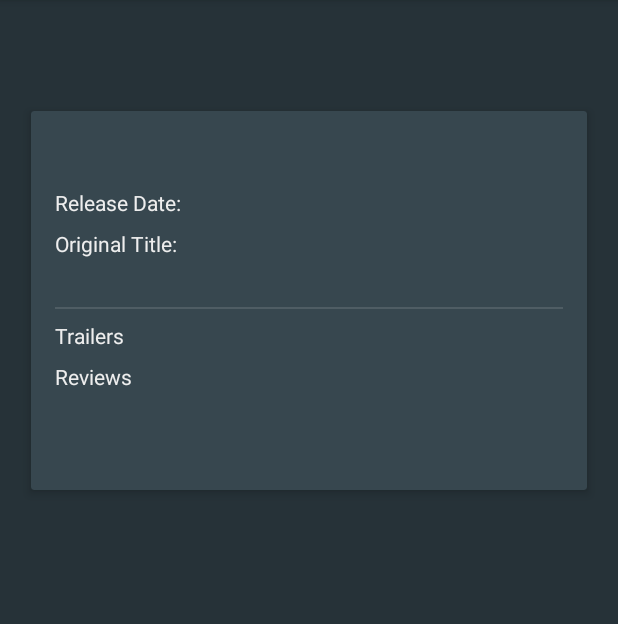
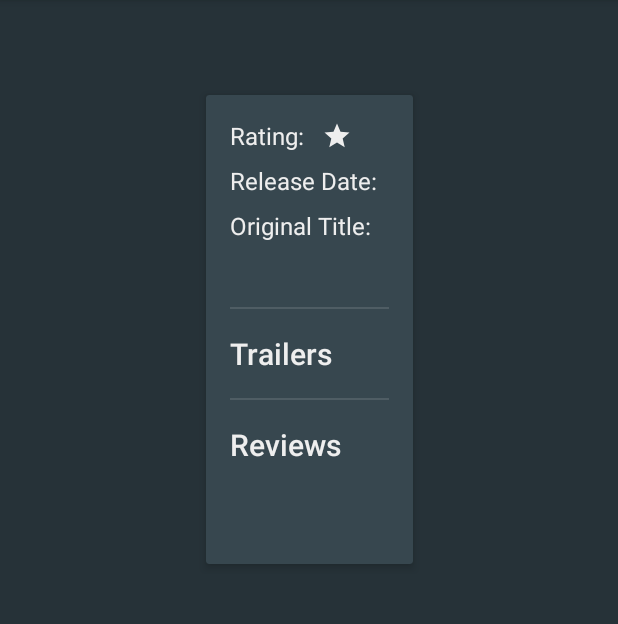
Before and after one commit to guino000/filmesfamosos, an Android app: the MovieDetailActivity screen opened directly, with no data from a screen before it, on a phone screen of 412 x 824 dp, the part 84-708 px from its top. Run offline under Robolectric (Android 15) with nearby library versions, the phone set to English and light mode, and no system bars; our stand-ins replace Picasso; network calls fail; pictures from the network do not load.

Commit message:
Minor changes to UI

```diff
--- a/app/src/main/java/com/example/android/filmesfamosos/MainActivity.java
+++ b/app/src/main/java/com/example/android/filmesfamosos/MainActivity.java
@@ -3,6 +3,7 @@ package com.example.android.filmesfamosos;
 import android.content.Context;
 import android.content.Intent;
 import android.content.res.Configuration;
+import android.support.v4.content.Loader;
 import android.support.v4.widget.SwipeRefreshLayout;
 import android.support.v7.app.AppCompatActivity;
 import android.os.Bundle;
@@ -134,7 +135,7 @@ public class MainActivity extends AppCompatActivity implements MovieAdapter.Movi
     }
 
     @Override
-    public void processFinish(List<Movie> moviePage) {
+    public void processFinish(List<Movie> moviePage, Loader callerLoader) {
         setLoadingBarVisibility(false);
         if(!moviePage.isEmpty()){
             setErrorMessageVisibility(false);
--- a/app/src/main/java/com/example/android/filmesfamosos/interfaces/AsyncTaskDelegate.java
+++ b/app/src/main/java/com/example/android/filmesfamosos/interfaces/AsyncTaskDelegate.java
@@ -1,4 +1,7 @@
 package com.example.android.filmesfamosos.interfaces;
+
+import android.support.v4.content.Loader;
+import android.support.v7.widget.RecyclerView;
 
 /***************************************************************************************
  *    Title: AsyncTaskDelegate.java
@@ -9,5 +12,5 @@ package com.example.android.filmesfamosos.interfaces;
  ***************************************************************************************/
 
 public interface AsyncTaskDelegate<T> {
-    void processFinish(T output);
+    void processFinish(T output, Loader callerLoader);
 }
--- a/app/src/main/java/com/example/android/filmesfamosos/network/MovieService.java
+++ b/app/src/main/java/com/example/android/filmesfamosos/network/MovieService.java
@@ -115,7 +115,7 @@ public class MovieService implements LoaderManager.LoaderCallbacks<List<Movie>>{
     @Override
     public void onLoadFinished(@NonNull Loader<List<Movie>> loader, List<Movie> data) {
 //        Delegate data handling to the activity
-        delegate.processFinish(data);
+        delegate.processFinish(data, loader);
     }
 
     @Override
--- a/app/src/main/java/com/example/android/filmesfamosos/network/ReviewService.java
+++ b/app/src/main/java/com/example/android/filmesfamosos/network/ReviewService.java
@@ -106,7 +106,7 @@ public class ReviewService implements LoaderManager.LoaderCallbacks<List<Review>
 
     @Override
     public void onLoadFinished(@NonNull Loader<List<Review>> loader, List<Review> data) {
-        mReviewDelegate.processFinish(data);
+        mReviewDelegate.processFinish(data, loader);
     }
 
     @Override
--- a/app/src/main/java/com/example/android/filmesfamosos/network/TrailerService.java
+++ b/app/src/main/java/com/example/android/filmesfamosos/network/TrailerService.java
@@ -116,7 +116,7 @@ public class TrailerService implements LoaderManager.LoaderCallbacks<List<Traile
     @Override
     public void onLoadFinished(@NonNull Loader<List<Trailer>> loader, List<Trailer> data) {
 //        Delegate the data handling to the activity
-        delegate.processFinish(data);
+        delegate.processFinish(data, loader);
     }
 
     @Override
--- a/app/src/main/res/layout/activity_movie_detail.xml
+++ b/app/src/main/res/layout/activity_movie_detail.xml
@@ -30,23 +30,24 @@
             android:layout_width="wrap_content"
             android:layout_height="wrap_content"
             android:layout_marginTop="8dp"
-            android:textAppearance="@style/TextAppearance.AppCompat.Title"
+            android:textAppearance="@style/TextAppearance.AppCompat.Headline"
             app:layout_constraintEnd_toStartOf="@+id/iv_moviepicture"
             app:layout_constraintStart_toEndOf="@+id/iv_moviepicture"
             app:layout_constraintTop_toBottomOf="@+id/iv_moviepicture"
             tools:text="@string/dummy_movie_title" />
 
         <android.support.v7.widget.CardView
-            android:layout_width="0dp"
+            android:id="@+id/cv_movie_info"
+            android:layout_width="wrap_content"
             android:layout_height="wrap_content"
-            android:layout_margin="@dimen/parent_padding"
+            android:layout_marginEnd="8dp"
+            android:layout_marginStart="8dp"
             app:cardBackgroundColor="@color/cardViewBackColor"
             app:cardElevation="4dp"
             app:cardUseCompatPadding="true"
             app:contentPadding="@dimen/parent_padding"
             app:layout_constraintBottom_toBottomOf="parent"
             app:layout_constraintEnd_toEndOf="parent"
-            app:layout_constraintHorizontal_bias="0.0"
             app:layout_constraintStart_toStartOf="parent"
             app:layout_constraintTop_toBottomOf="@+id/tv_movietitle"
             app:layout_constraintVertical_bias="0.0">
@@ -60,7 +61,7 @@
                     android:id="@+id/img_star"
                     android:layout_width="20dp"
                     android:layout_height="20dp"
-                    android:layout_marginStart="8dp"
+                    android:layout_marginStart="4dp"
                     android:contentDescription="@string/content_description_star_drawable"
                     android:src="@drawable/ic_star_black_24dp"
                     android:tint="@color/white"
@@ -72,9 +73,10 @@
                     android:id="@+id/tv_movierating"
                     android:layout_width="wrap_content"
                     android:layout_height="wrap_content"
-                    android:textAppearance="@style/TextAppearance.AppCompat.Title"
-                    app:layout_constraintStart_toStartOf="parent"
-                    app:layout_constraintTop_toTopOf="parent"
+                    android:layout_marginStart="8dp"
+                    android:textAppearance="@style/TextAppearance.AppCompat.Subhead"
+                    app:layout_constraintBaseline_toBaselineOf="@+id/tv_rating_label"
+                    app:layout_constraintStart_toEndOf="@+id/tv_rating_label"
                     tools:text="@string/dummy_movie_stars" />
 
                 <TextView
@@ -83,9 +85,9 @@
                     android:layout_height="wrap_content"
                     android:layout_marginTop="8dp"
                     android:text="@string/movie_release_date_label"
-                    android:textAppearance="@style/TextAppearance.AppCompat.Body1"
-                    app:layout_constraintStart_toStartOf="@+id/tv_movierating"
-                    app:layout_constraintTop_toBottomOf="@+id/tv_movierating" />
+                    android:textAppearance="@style/TextAppearance.AppCompat.Subhead"
+                    app:layout_constraintStart_toStartOf="@+id/tv_rating_label"
+                    app:layout_constraintTop_toBottomOf="@+id/tv_rating_label" />
 
                 <TextView
                     android:id="@+id/tv_movie_releasedate"
@@ -103,7 +105,7 @@
                     android:layout_height="wrap_content"
                     android:layout_marginTop="8dp"
                     android:text="@string/movie_original_title_label"
-                    android:textAppearance="@style/TextAppearance.AppCompat.Body1"
+                    android:textAppearance="@style/TextAppearance.AppCompat.Subhead"
                     app:layout_constraintStart_toStartOf="@+id/tv_release_date_label"
                     app:layout_constraintTop_toBottomOf="@+id/tv_release_date_label" />
 
@@ -122,7 +124,7 @@
                     android:layout_width="match_parent"
                     android:layout_height="wrap_content"
                     android:layout_marginTop="8dp"
-                    android:textAppearance="@style/TextAppearance.AppCompat.Caption"
+                    android:textAppearance="@style/TextAppearance.AppCompat.Body1"
                     app:layout_constraintStart_toStartOf="parent"
                     app:layout_constraintTop_toBottomOf="@+id/tv_original_title_label"
                     tools:text="@string/dummy_movie_description" />
@@ -131,9 +133,9 @@
                     android:id="@+id/tv_trailers_label"
                     android:layout_width="wrap_content"
                     android:layout_height="wrap_content"
-                    android:layout_marginTop="8dp"
+                    android:layout_marginTop="16dp"
                     android:text="@string/movie_trailers_label"
-                    android:textAppearance="@style/TextAppearance.AppCompat.Body1"
+                    android:textAppearance="@style/TextAppearance.AppCompat.Title"
                     app:layout_constraintStart_toStartOf="@+id/tv_moviesdescription"
                     app:layout_constraintTop_toBottomOf="@+id/divider" />
 
@@ -141,7 +143,7 @@
                     android:id="@+id/divider"
                     android:layout_width="0dp"
                     android:layout_height="1dp"
-                    android:layout_marginTop="8dp"
+                    android:layout_marginTop="16dp"
                     android:background="?android:attr/listDivider"
                     android:visibility="visible"
                     app:layout_constraintEnd_toEndOf="parent"
@@ -149,7 +151,7 @@
                     app:layout_constraintStart_toStartOf="parent"
                     app:layout_constraintTop_toBottomOf="@+id/tv_moviesdescription" />
 
-                <ScrollView
+                <LinearLayout
                     android:id="@+id/trailers_scroll_view"
                     android:layout_width="0dp"
                     android:layout_height="wrap_content"
@@ -159,9 +161,9 @@
 
                     <android.support.v7.widget.RecyclerView
                         android:id="@+id/rv_trailers"
-                        android:layout_width="match_parent"
+                        android:layout_width="wrap_content"
                         android:layout_height="wrap_content" />
-                </ScrollView>
+                </LinearLayout>
 
                 <ProgressBar
                     android:id="@+id/pb_trailer_loading"
@@ -193,13 +195,24 @@
                     android:id="@+id/tv_reviews_label"
                     android:layout_width="wrap_content"
                     android:layout_height="wrap_content"
-                    android:layout_marginTop="8dp"
+                    android:layout_marginTop="16dp"
                     android:text="@string/movie_reviews_label"
-                    android:textAppearance="@style/TextAppearance.AppCompat.Body1"
+                    android:textAppearance="@style/TextAppearance.AppCompat.Title"
                     app:layout_constraintStart_toStartOf="@+id/trailers_scroll_view"
+                    app:layout_constraintTop_toBottomOf="@+id/divider2" />
+
+                <View
+                    android:id="@+id/divider2"
+                    android:layout_width="0dp"
+                    android:layout_height="1dp"
+                    android:layout_marginTop="16dp"
+                    android:background="?android:attr/listDivider"
+                    app:layout_constraintEnd_toEndOf="parent"
+                    app:layout_constraintHorizontal_bias="0.0"
+                    app:layout_constraintStart_toStartOf="parent"
                     app:layout_constraintTop_toBottomOf="@+id/trailers_scroll_view" />
 
-                <ScrollView
+                <LinearLayout
                     android:id="@+id/reviews_scroll_view"
                     android:layout_width="0dp"
                     android:layout_height="wrap_content"
@@ -209,9 +222,9 @@
 
                     <android.support.v7.widget.RecyclerView
                         android:id="@+id/rv_reviews"
-                        android:layout_width="match_parent"
+                        android:layout_width="wrap_content"
                         android:layout_height="wrap_content" />
-                </ScrollView>
+                </LinearLayout>
 
                 <ProgressBar
                     android:id="@+id/pb_reviews_loading"
@@ -230,7 +243,7 @@
                     android:layout_width="wrap_content"
                     android:layout_height="wrap_content"
                     android:layout_gravity="center"
-                    android:text="@string/trailer_error_msg"
+                    android:text="@string/reviews_error_msg"
                     android:textAppearance="@style/TextAppearance.AppCompat.Caption"
                     android:visibility="invisible"
                     app:layout_constraintBottom_toBottomOf="parent"
@@ -238,6 +251,15 @@
                     app:layout_constraintHorizontal_bias="0.487"
                     app:layout_constraintStart_toStartOf="@+id/reviews_scroll_view"
                     app:layout_constraintTop_toTopOf="@+id/reviews_scroll_view" />
+
+                <TextView
+                    android:id="@+id/tv_rating_label"
+                    android:layout_width="wrap_content"
+                    android:layout_height="wrap_content"
+                    android:text="@string/movie_rating_label"
+                    android:textAppearance="@style/TextAppearance.AppCompat.Subhead"
+                    app:layout_constraintStart_toStartOf="parent"
+                    app:layout_constraintTop_toTopOf="parent" />
             </android.support.constraint.ConstraintLayout>
         </android.support.v7.widget.CardView>
     </android.support.constraint.ConstraintLayout>
--- a/app/src/main/res/values/dimens.xml
+++ b/app/src/main/res/values/dimens.xml
@@ -4,7 +4,7 @@
     <dimen name="trailer_recycler_view_max_height">224dp</dimen>
 
     <!--Dimensions for trailer miniature layout-->
-    <dimen name="trailer_miniature_height">32dp</dimen>
-    <dimen name="trailer_miniature_width">32dp</dimen>
+    <dimen name="trailer_miniature_height">40dp</dimen>
+    <dimen name="trailer_miniature_width">40dp</dimen>
     <dimen name="parent_padding">16dp</dimen>
 </resources>
--- a/app/src/main/res/values/strings.xml
+++ b/app/src/main/res/values/strings.xml
@@ -15,12 +15,13 @@
     <string name="youtube_url">http://www.youtube.com/watch?v=</string>
 
     <!--Movie Detail Activity Strings-->
+    <string name="movie_rating_label">Rating:</string>
     <string name="movie_release_date_label">Release Date:</string>
     <string name="movie_original_title_label">Original Title:</string>
     <string name="movie_trailers_label">Trailers</string>
-    <string name="trailer_error_msg">Problem loading trailers!</string>
+    <string name="trailer_error_msg">No trailers yet</string>
     <string name="movie_reviews_label">Reviews</string>
-    <string name="reviews_error_msg">Problem loading reviews!</string>
+    <string name="reviews_error_msg">No reviews yet</string>
 
     <!--Dummy strings for movie details activity-->
     <string name="dummy_movie_title">Movie Title</string>
--- a/app/src/main/res/values/styles.xml
+++ b/app/src/main/res/values/styles.xml
@@ -14,6 +14,10 @@
         <item name="cardViewStyle">@style/CardView</item>
     </style>
 
+    <style name="CardViewDark" parent="@style/CardView.Dark">
+        <item name="cardBackgroundColor">@color/cardViewBackColor</item>
+    </style>
+
     <style name="movie_description" parent="TextAppearance.AppCompat.Caption">
         <item name="android:textColor">@color/white</item>
     </style>
```
Also changed, not shown: app/src/main/java/com/example/android/filmesfamosos/MovieDetailActivity.java (+18 -13 lines), app/src/main/res/layout/review_miniature.xml (+4 -4 lines), app/src/main/res/layout/trailer_miniature.xml (+4 -3 lines).
